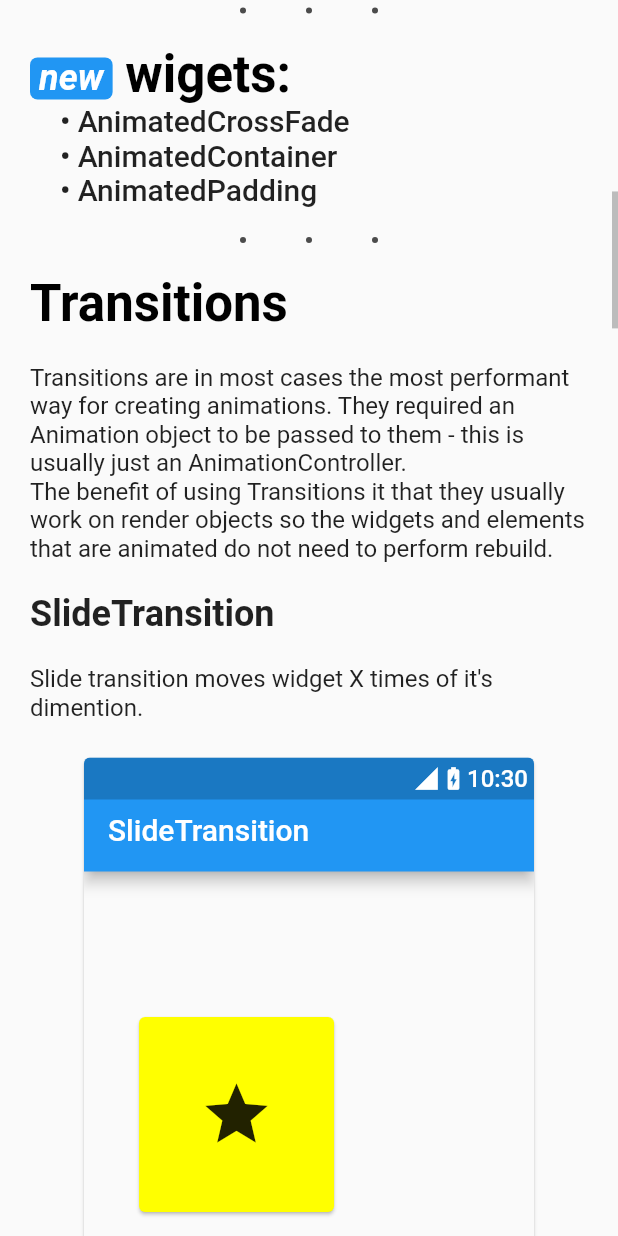
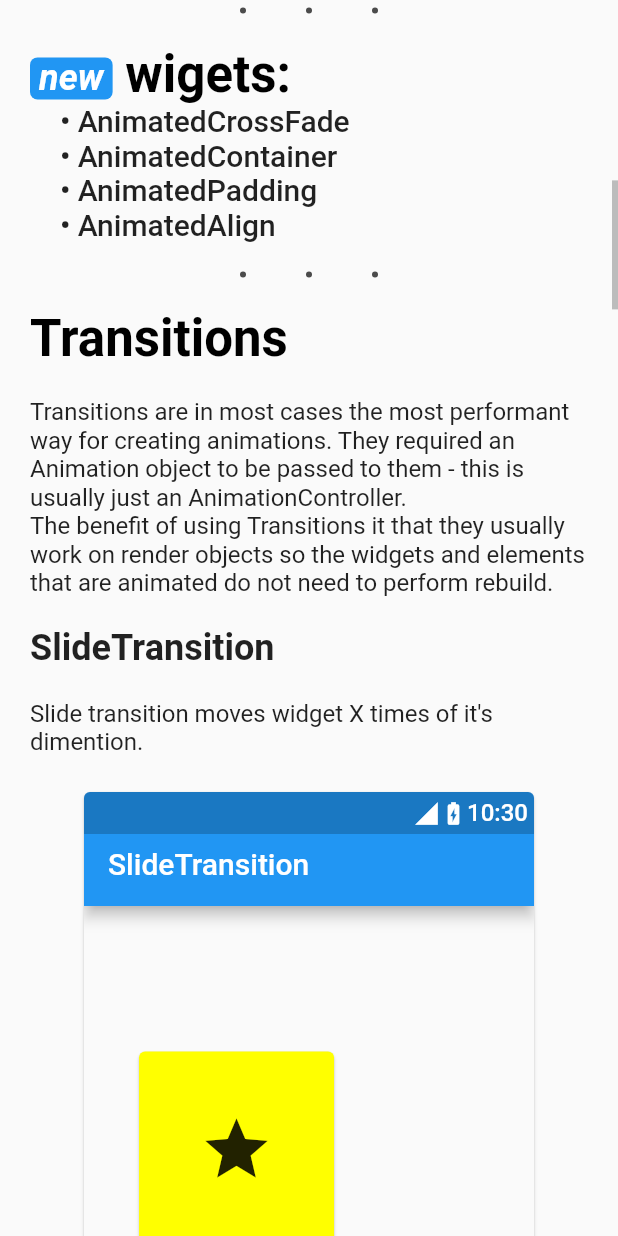
Before and after one commit to tomaszpolanski/flutter-animations, a Flutter app: the screen it shows after launch, scrolled down 1152 dp, on a phone screen of 412 x 824 dp. Run offline on Flutter 3.47's test engine with Material 2 defaults, Android fonts, the phone set to English and light mode, and no system bars; missing offline and left inert: dart:html, flutter_web, flutter_web_ui; project files that could hold a hidden picture were left out.

Commit message:
AnimatedAlign Example (#36)
#31

```diff
--- a/lib/animated_widgets/all_animated_widgets.dart
+++ b/lib/animated_widgets/all_animated_widgets.dart
@@ -1,3 +1,4 @@
+import 'package:animation_cheat_page/animated_widgets/align.dart';
 import 'package:animation_cheat_page/animated_widgets/container.dart';
 import 'package:animation_cheat_page/animated_widgets/padding.dart';
 import 'package:animation_cheat_page/shared/material_import.dart';
@@ -15,8 +16,7 @@ final allAnimatedWidgets = [
     title: 'AnimatedCrossFade',
     body: const Text('Cross-fades between two children'),
     url: 'master/lib/animated_widgets/cross_fade.dart',
-    builder: (_, child) =>
-        CrossFadeExample(
+    builder: (_, child) => CrossFadeExample(
       child: child,
     ),
   ),
@@ -46,7 +46,26 @@ final allAnimatedWidgets = [
         ),
       ),
     ),
-    url: 'master/lib/animated_widgets/container.dart',
+    url: 'master/lib/animated_widgets/padding.dart',
     builder: (_, child) => const PaddingExample(),
   ),
+  Example(
+    released: DateTime.utc(2019, 7, 30),
+    title: 'AnimatedAlign',
+    body: GestureDetector(
+      onTap: () {
+        window.open(
+          'https://www.youtube.com/playlist?list=PL--PgETgAz5FGoatB9KQzbnpv0bgZqU2l',
+          'Super Easy',
+        );
+      },
+      child: const Text(
+        'Animating alignment? Super Easy, Barely An Inconvenience.',
+      ),
+    ),
+    url: 'master/lib/animated_widgets/align.dart',
+    builder: (_, child) => AlignExample(
+      child: child,
+    ),
+  ),
 ];
```
Also changed, not shown: lib/animated_widgets/align.dart (added, +49 -0 lines). Lines whose indentation alone changed are shown as unchanged.
